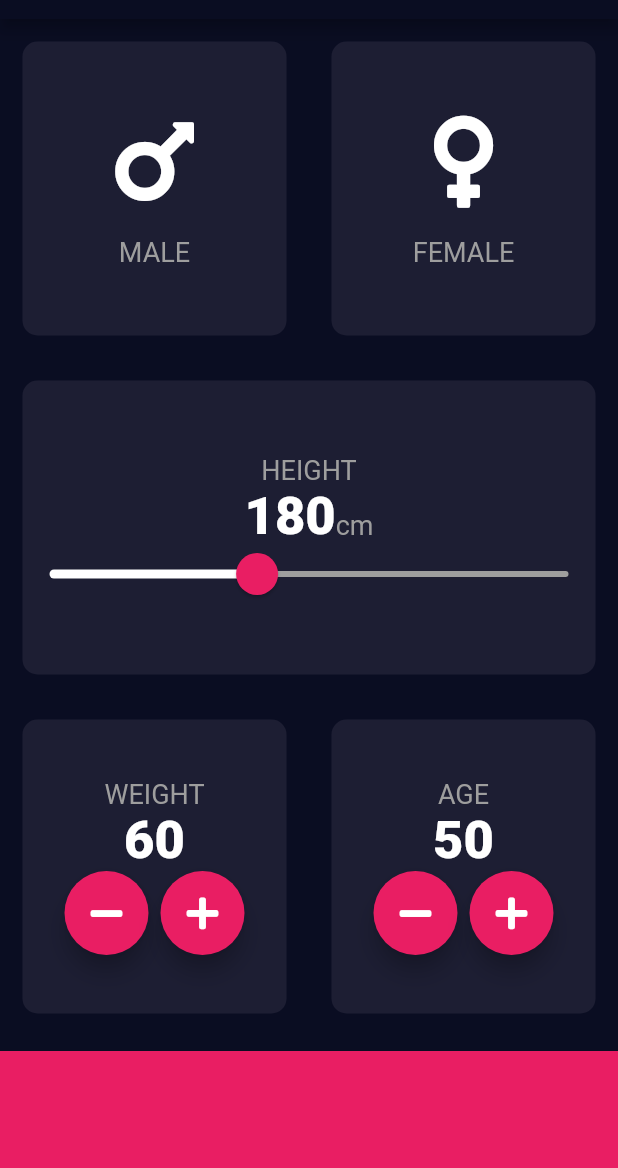
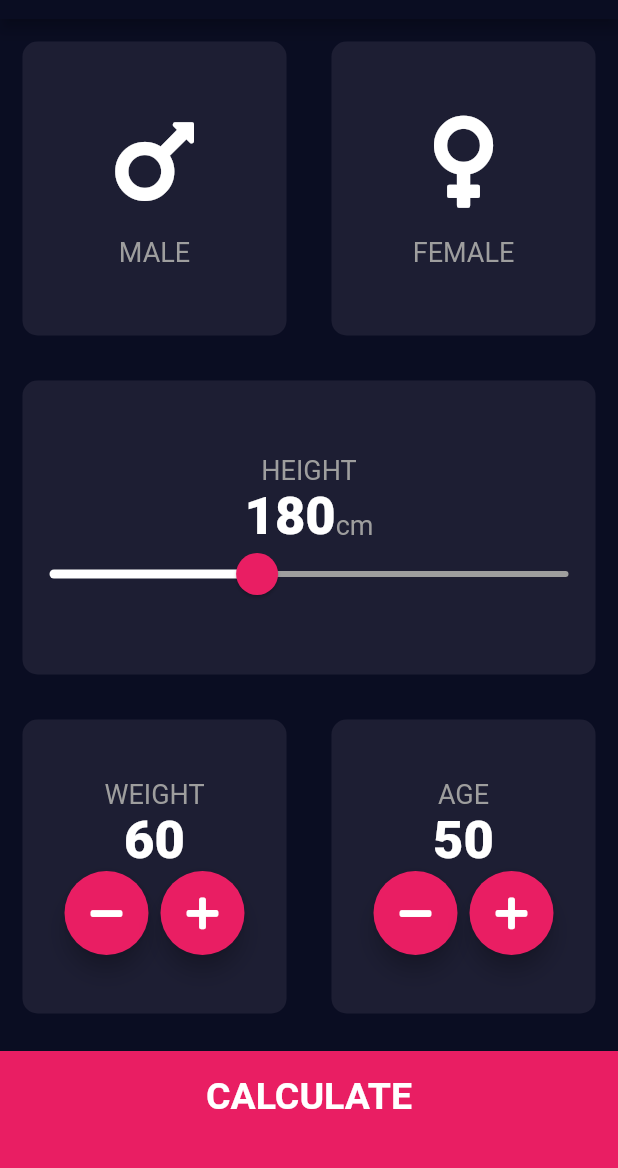
Before and after one commit to sfaxioussama1/appbmi_sfaxioussama, a Flutter app: the screen it shows after launch, on a phone screen of 412 x 824 dp, the part 65-1233 px from its top. Run offline on Flutter 3.47's test engine with Material 2 defaults, Android fonts, the phone set to English and light mode, and no system bars; our stand-ins replace font_awesome_flutter.

```diff
--- a/lib/pages/home_page.dart
+++ b/lib/pages/home_page.dart
@@ -1,3 +1,4 @@
+import 'final_page.dart';
 import 'package:flutter/material.dart';
 import 'package:font_awesome_flutter/font_awesome_flutter.dart';
 
@@ -216,6 +217,7 @@ void colorUp(int s){
                     mainAxisAlignment: MainAxisAlignment.center,
                       children:[
                   FloatingActionButton(
+                    heroTag: "btn1",
                     onPressed: (){
                       setState(() {
                         weight--;
@@ -226,6 +228,7 @@ void colorUp(int s){
                   ),
                   SizedBox(width:8.0,),
                   FloatingActionButton(
+                    heroTag: "btn2",
                     onPressed: (){
                       setState(() {
                         weight++;
@@ -258,6 +261,7 @@ void colorUp(int s){
                         mainAxisAlignment: MainAxisAlignment.center,
                         children:[
                           FloatingActionButton(
+                            heroTag: "btn3",
                             onPressed: (){
                               setState(() {
                                 age--;
@@ -268,6 +272,7 @@ void colorUp(int s){
                           ),
                           SizedBox(width:8.0,),
                           FloatingActionButton(
+                            heroTag: "btn4",
                             onPressed: (){
                               setState(() {
                                 age++;
@@ -283,11 +288,19 @@ void colorUp(int s){
             ],
           )),
 
-          Container(
+          GestureDetector(
+              onTap:(){
+                Navigator.push(context, MaterialPageRoute(builder: (context) => FinalPage()));
+              },
+            child: Container(
+              child:Center(
+              child: Text('CALCULATE', style:TextStyle(fontSize: 25.0,fontWeight: FontWeight.bold,color:Colors.white))),
             color: Colors.pink,
             margin: EdgeInsets.only(top:10.0),
+            padding: EdgeInsets.only(bottom:20.0),
             width: double.infinity,
             height: 80.0,
+            )
           ),
 
 
```
Also changed, not shown: lib/pages/final_page.dart (+71 -3 lines), lib/controler/calcul.dart (added).
